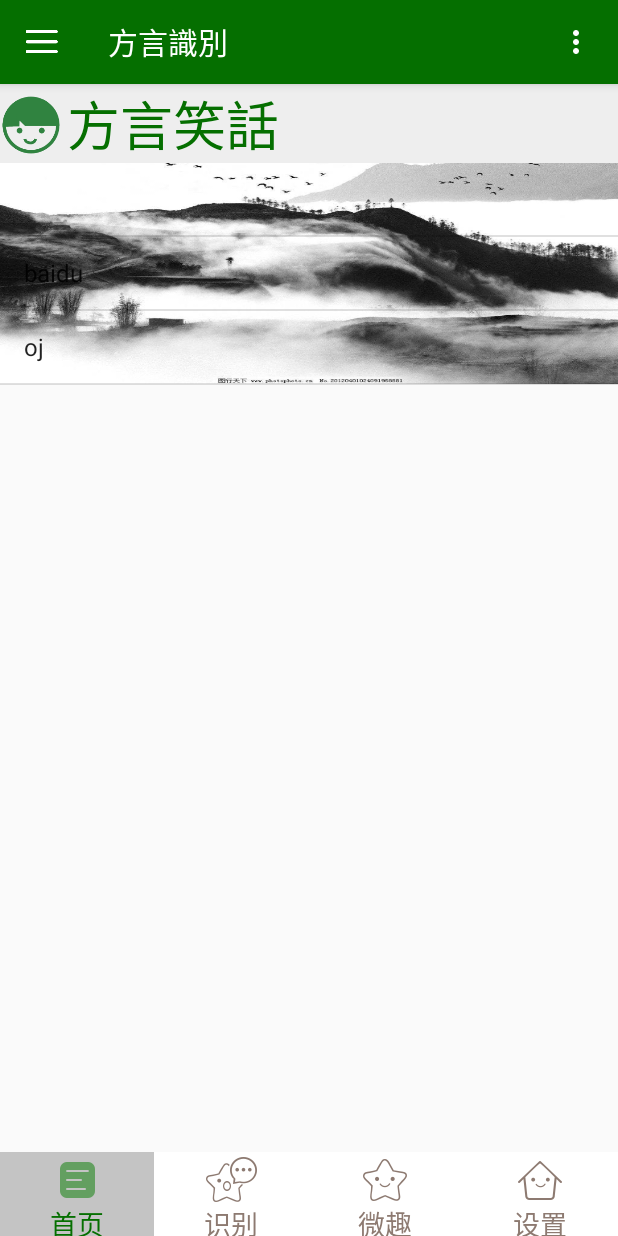
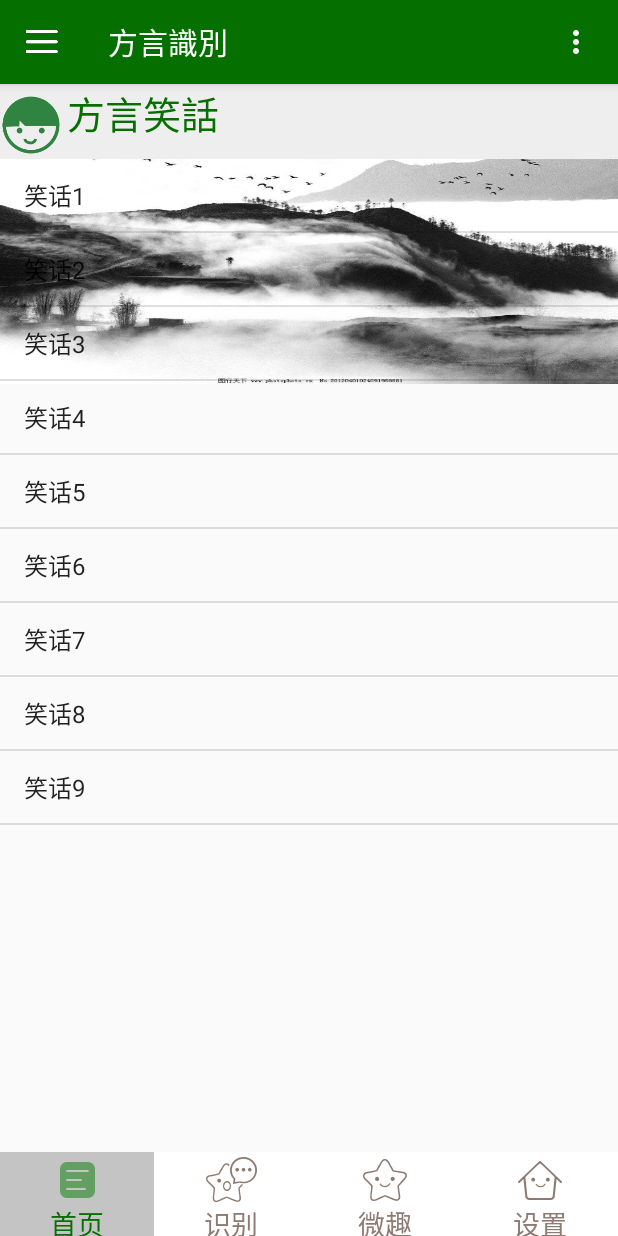
Before and after one commit to likole/fangyan, an Android app: the fragment MyFragment3 placed in its activity, on a phone screen of 412 x 824 dp. Run offline under Robolectric (Android 15) with nearby library versions, the phone set to English and light mode, and no system bars.

Commit message:
添加链接

```diff
--- a/app/src/main/java/com/example/hh/view7/fragment/MyFragment3.java
+++ b/app/src/main/java/com/example/hh/view7/fragment/MyFragment3.java
@@ -1,6 +1,7 @@
 package com.example.hh.view7.fragment;
 
 import android.app.Activity;
+import android.content.Intent;
 import android.graphics.Color;
 import android.hardware.fingerprint.FingerprintManager;
 import android.os.Handler;
@@ -15,6 +16,7 @@ import android.widget.Toast;
 
 import com.example.hh.view7.R;
 import com.example.hh.view7.activity.BaseActivity;
+import com.example.hh.view7.activity.BrowserActivity;
 import com.example.hh.view7.adapter.My3Adapter;
 import com.example.hh.view7.adapter.MyAdapter;
 import com.example.hh.view7.bean.Bean3;
@@ -32,9 +34,9 @@ public class MyFragment3 extends BaseFragment {
     ListView listView;
     private Activity parentActivity;
 
-     private GridView grid_photo2;
+    private GridView grid_photo2;
     private BaseAdapter mAdapter2 = null;
-     private ArrayList<Icon> mData2 = null;
+    private ArrayList<Icon> mData2 = null;
 
     @Override
     protected int setLayoutResourceID() {
@@ -45,8 +47,8 @@ public class MyFragment3 extends BaseFragment {
     protected void setUpView() {
 
         parentActivity = (BaseActivity) getActivity();
-        swipeRefreshLayout=$(R.id.swid);
-        listView=$(R.id.my_list_view);
+        swipeRefreshLayout = $(R.id.swid);
+        listView = $(R.id.my_list_view);
 
         grid_photo2 = $(R.id.grid_photo2);
     }
@@ -57,70 +59,51 @@ public class MyFragment3 extends BaseFragment {
 //        dataList.add("");
 //        dataList.add("据媒体报道，语言识别在联盟炸开了");
 //        dataList.add("许多背井离乡的学子认为语音识别提升自己家乡自豪感");
-        final ArrayList<Bean3> dataList=new ArrayList<Bean3>();
-        dataList.add(new Bean3("",""));
-        dataList.add(new Bean3("baidu","http://www.baidu.com"));
-        dataList.add(new Bean3("oj","http://106.15.228.191"));
+        final ArrayList<Bean3> dataList = new ArrayList<Bean3>();
 
-        Toast.makeText(parentActivity,"下拉获取更多内容",Toast.LENGTH_LONG).show();
+        dataList.add(new Bean3("笑话1", "http://www.360doc.com/content/16/0620/17/4666759_569313579.shtml"));
+        dataList.add(new Bean3("笑话2", "http://www.pig66.com/show-1714-1114835-1.html"));
+        dataList.add(new Bean3("笑话3", "http://baijiahao.baidu.com/s?id=1602480786079558486&wfr=spider&for=pc"));
+        dataList.add(new Bean3("笑话4", "http://baijiahao.baidu.com/s?id=1596326167531023513&wfr=spider&for=pc"));
+        dataList.add(new Bean3("笑话5", "https://baijiahao.baidu.com/s?id=1573494971428634&wfr=spider&for=pc"));
+        dataList.add(new Bean3("笑话6", "https://zhidao.baidu.com/question/23189908.html"));
+        dataList.add(new Bean3("笑话7", "http://www.360doc.com/content/17/0616/01/773384_663515322.shtml"));
+        dataList.add(new Bean3("笑话8", "http://www.360doc.com/content/16/0819/17/773384_584370456.shtml"));
+        dataList.add(new Bean3("笑话9", "http://www.360doc.com/content/17/1215/09/8510298_713243227.shtml"));
+
+        Toast.makeText(parentActivity, "下拉获取更多内容", Toast.LENGTH_LONG).show();
 
 //        final ArrayAdapter<String> adapter0= new ArrayAdapter<String>(parentActivity,android.R.layout.simple_list_item_1,android.R.id.text1,dataList);
-        final My3Adapter adapter0=new My3Adapter(dataList,getMContext());
+        final My3Adapter adapter0 = new My3Adapter(dataList, getMContext());
         listView.setAdapter(adapter0);
-        swipeRefreshLayout.setOnRefreshListener(new SwipeRefreshLayout.OnRefreshListener(){
+        listView.setOnItemClickListener(new AdapterView.OnItemClickListener() {
+            @Override
+            public void onItemClick(AdapterView<?> parent, View view, int position, long id) {
+                Intent intent = new Intent(getMContext(), BrowserActivity.class);
+                intent.putExtra("url", dataList.get((int) id).getUrl());
+                startActivity(intent);
+            }
+        });
+        swipeRefreshLayout.setOnRefreshListener(new SwipeRefreshLayout.OnRefreshListener() {
 
 
             @Override
             public void onRefresh() {
-//                new Handler().postDelayed(new Runnable(){
-//                    public void run(){
-//                        swipeRefreshLayout.setRefreshing(false);
-//                        Toast.makeText(parentActivity,"加载完成",Toast.LENGTH_LONG).show();
-//                        for(int i=0;i<10;i++)
-//                        {
-//                            dataList.add("识别小BUG，请前往212拯救~");
-//                        }
-//                        adapter0.notifyDataSetChanged();
-//                    }
-//                },4000);
+                new Handler().postDelayed(new Runnable() {
+                    public void run() {
+                        swipeRefreshLayout.setRefreshing(false);
+                        Toast.makeText(parentActivity, "加载完成", Toast.LENGTH_LONG).show();
+                       /* for(int i=0;i<10;i++)
+                        {
+                            dataList.add(new Bean3("spjsb","http://www.taobao.com            vvb"));
+                        }*/
+                        adapter0.notifyDataSetChanged();
+                    }
+                }, 4000);
             }
         });
-        swipeRefreshLayout.setColorSchemeColors(Color.RED,Color.BLUE,Color.GREEN);
-        swipeRefreshLayout.setProgressViewOffset(false,5,10);
+        swipeRefreshLayout.setColorSchemeColors(Color.RED, Color.BLUE, Color.GREEN);
+        swipeRefreshLayout.setProgressViewOffset(false, 5, 10);
     }
 
-/*
-    mData2 = new ArrayList<Icon>();
-        mData2.add(new Icon(R.mipmap.fz2, "图标1"));
-        mData2.add(new Icon(R.mipmap.fz2, "图标2"));
-        mData2.add(new Icon(R.mipmap.fz2, "图标3"));
-
-
-        mAdapter = new MyAdapter<Icon>(mData, getMContext()) {
-            @Override
-            public void bindView(MyAdapter.ViewHolder holder, Icon obj) {
-                holder.setImageResource(R.id.img_icon, obj.getiId());
-                holder.setText(R.id.txt_icon, obj.getiName());
-            }
-        };
-        mAdapter2 = new MyAdapter<Icon>(mData2, getMContext()) {
-            @Override
-            public void bindView(MyAdapter.ViewHolder holder, Icon obj) {
-                holder.setImageResource(R.id.img_icon, obj.getiId());
-                holder.setText(R.id.txt_icon, obj.getiName());
-            }
-        };
-
-
-        grid_photo2.setAdapter(mAdapter2);
-
-
-       grid_photo2.setOnItemClickListener(new AdapterView.OnItemClickListener() {
-            @Override
-            public void onItemClick(AdapterView<?> parent, View view, int position, long id) {
-                Toast.makeText(getMContext(), "你点击了~" + position + "~项", Toast.LENGTH_SHORT).show();
-            }
-        });
-
-    }*/
 }
--- a/app/src/main/res/layout/mf3.xml
+++ b/app/src/main/res/layout/mf3.xml
@@ -29,7 +29,7 @@
                         android:layout_toRightOf="@+id/img"
                         android:text="方言笑話"
                         android:textColor="@color/colorPrimary"
-                        android:textSize="35dp" />
+                        android:textSize="25dp" />
 
          </RelativeLayout>
 
@@ -48,6 +48,7 @@
     </android.support.v4.widget.SwipeRefreshLayout>
 
     <RelativeLayout
+
                     android:orientation="horizontal"
                     android:layout_below="@+id/swid"
                     android:id="@+id/title2"
@@ -68,7 +69,7 @@
                         android:layout_width="match_parent"
                         android:layout_height="wrap_content"
                         android:text="方言地圖"
-                        android:textSize="35dp"
+                        android:textSize="25dp"
                         android:textColor="@color/colorPrimary"/>
 
                 </RelativeLayout>
@@ -101,7 +102,7 @@
             android:layout_width="match_parent"
             android:layout_height="wrap_content"
             android:text="方言Music"
-            android:textSize="35dp"
+            android:textSize="25dp"
             android:textColor="@color/colorPrimary"/>
 
     </RelativeLayout>
```
